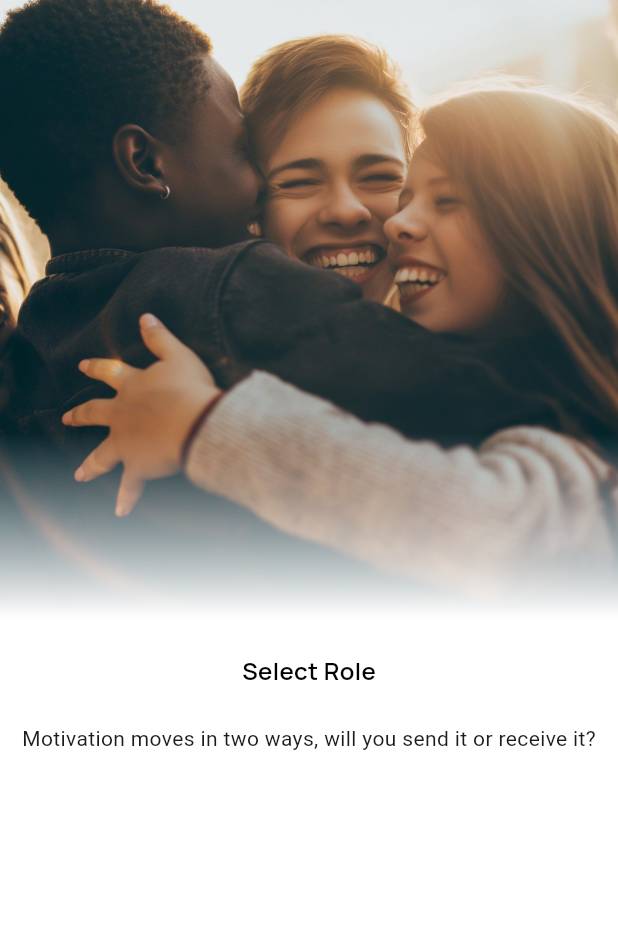
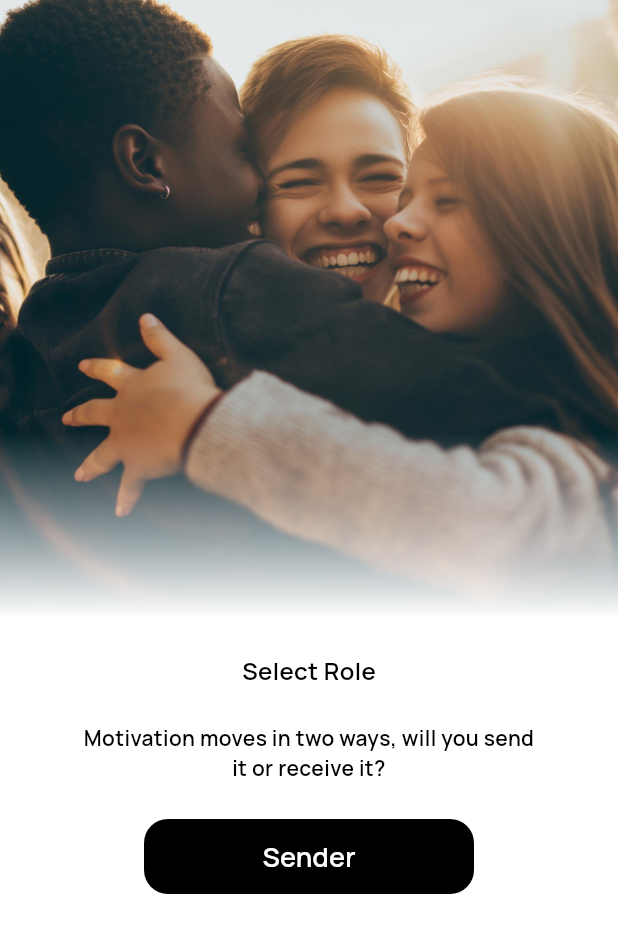
Before and after one commit to nexarsolutions/museit, a Flutter app: the screen it shows after launch, on a phone screen of 412 x 824 dp. Shown: the top 933 px of the screen. Run offline on Flutter 3.47's test engine with Material 3 defaults, Android fonts, the phone set to English and light mode, and no system bars; our stand-ins replace get.

Commit message:
select role

```diff
--- a/lib/pages/select_role/select_role_screen.dart
+++ b/lib/pages/select_role/select_role_screen.dart
@@ -1,5 +1,6 @@
 import 'package:flutter/material.dart';
 import 'package:get/get.dart';
+import 'package:musit/widgets/custom_button.dart';
 
 import '../../constants/colors.dart';
 import '../../constants/text_styles.dart';
@@ -43,10 +44,20 @@ class SelectRoleScreen extends StatelessWidget {
               ),
             ],
           ),
-          SizedBox(height: 23,),
-          Text('Select Role',style: manRopeSemiBold,),
-          SizedBox(height: 24,),
-          Text('Motivation moves in two ways, will you send it or receive it?')
+          SizedBox(height: 23),
+          Text('Select Role', style: manRopeSemiBold),
+          SizedBox(height: 24),
+          Padding(
+            padding: const EdgeInsets.symmetric(horizontal: 50.0),
+            child: Text(
+              'Motivation moves in two ways, will you send it or receive it?',
+              style: manRopeSemiBold.copyWith(fontSize: 14),
+              textAlign: TextAlign.center,
+            ),
+          ),
+          SizedBox(height: 24),
+          CustomButton(onPressed: (){}, text: 'Sender')
+
         ],
       ),
     );
--- a/lib/widgets/custom_button.dart
+++ b/lib/widgets/custom_button.dart
@@ -40,7 +40,7 @@ class CustomButton extends StatelessWidget {
     this.horizontalPadding = 8,
     this.verticalPadding = 8,
     this.borderRadius = 16,
-    this.fontWeight = FontWeight.w700,
+    this.fontWeight = FontWeight.w500,
     this.backgroundColor = blackColor,
     this.textColor = whiteColor,
     this.elevation = 0,
@@ -53,7 +53,7 @@ class CustomButton extends StatelessWidget {
     this.prefixIcon,
     this.prefixIconColor,
     this.suffixIconColor,
-    this.fontFamily = 'Lexend',
+    this.fontFamily = 'ManropeSemiBold',
     this.borderColor = Colors.transparent,
     this.borderWidth,
     this.suffixIconSize = 24,
@@ -63,7 +63,7 @@ class CustomButton extends StatelessWidget {
   Widget build(BuildContext context) {
     return SizedBox(
       height: height,
-      width: width ?? Get.width,
+      width: width ?? 220,
       child: MaterialButton(
         onPressed: onPressed,
         elevation: elevation,
```
